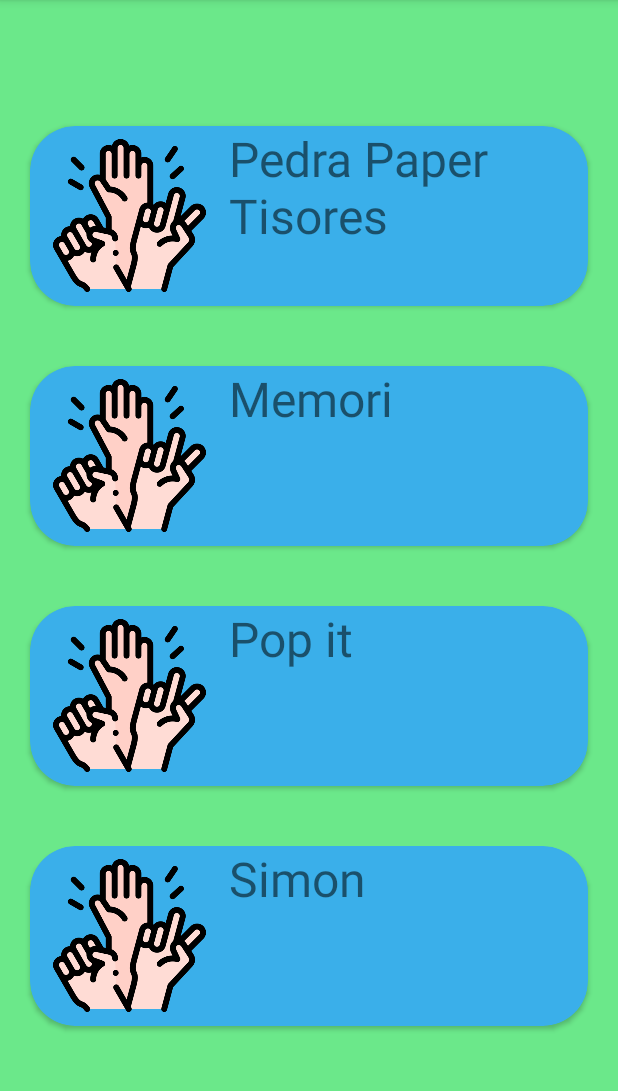
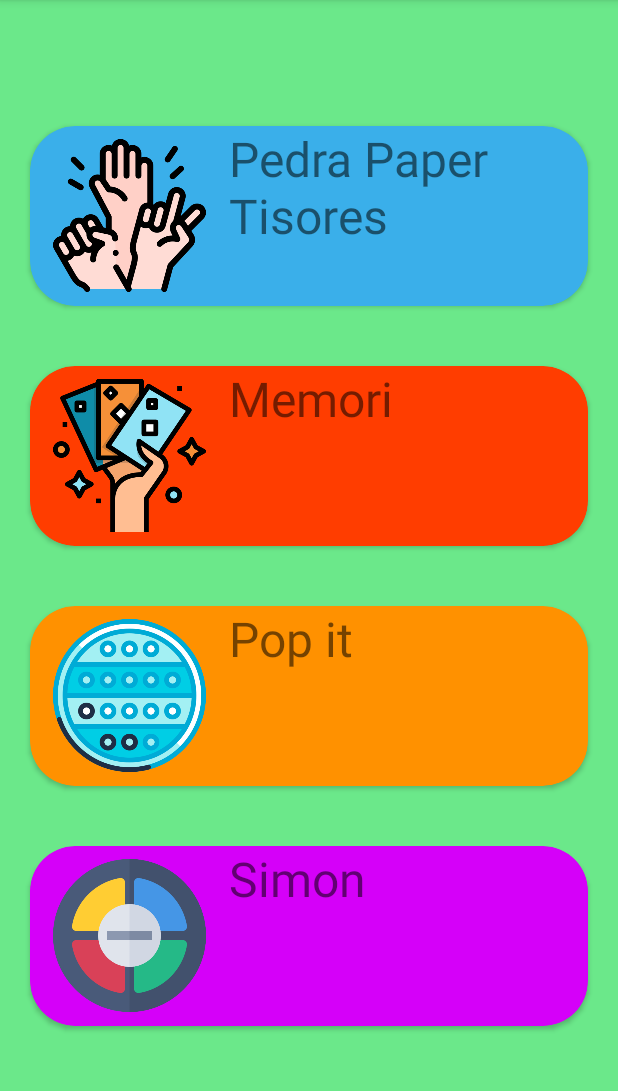
Before and after one commit to zombie23991/MiniMochis, an Android app: the fragment Jocs shown on its own in the app's theme, on a phone screen of 412 x 824 dp, the part 84-1175 px from its top. Run offline under Robolectric (Android 15) with nearby library versions, the phone set to English and light mode, and no system bars.

Commit message:
popit en class joc be

```diff
--- a/app/src/main/java/com/example/minimochis/Jocs.java
+++ b/app/src/main/java/com/example/minimochis/Jocs.java
@@ -44,13 +44,13 @@ public class Jocs extends Fragment {
             }
         });
 
-        /*joc3.setOnClickListener(new View.OnClickListener() {
+        joc3.setOnClickListener(new View.OnClickListener() {
             @Override
             public void onClick(View view) {
-                Intent intent = new Intent(getActivity(), Joc_PedraPaperTisora.class);
+                Intent intent = new Intent(getActivity(), popit.class);
                 startActivity(intent);
             }
-        });*/
+        });
 
         /*joc4.setOnClickListener(new View.OnClickListener() {
             @Override
--- a/app/src/main/res/layout/jocs_layout.xml
+++ b/app/src/main/res/layout/jocs_layout.xml
@@ -43,7 +43,7 @@
         android:layout_width="match_parent"
         android:layout_height="120dp"
         android:layout_margin="20dp"
-        android:backgroundTint="@color/blau_suau"
+        android:backgroundTint="#FF3D00"
         android:padding="200dp"
         app:cardCornerRadius="30dp">
 
@@ -57,7 +57,7 @@
                 android:layout_height="103dp"
                 android:layout_gravity="center"
                 android:layout_margin="15dp"
-                android:src="@drawable/piedrapapeltijeras" />
+                android:src="@drawable/cartas" />
 
             <TextView
                 android:id="@+id/textView2"
@@ -75,7 +75,7 @@
         android:layout_width="match_parent"
         android:layout_height="120dp"
         android:layout_margin="20dp"
-        android:backgroundTint="@color/blau_suau"
+        android:backgroundTint="#FF9100"
         android:padding="200dp"
         app:cardCornerRadius="30dp">
 
@@ -89,7 +89,7 @@
                 android:layout_height="103dp"
                 android:layout_gravity="center"
                 android:layout_margin="15dp"
-                android:src="@drawable/piedrapapeltijeras" />
+                android:src="@drawable/popit" />
 
             <TextView
                 android:id="@+id/textView3"
@@ -106,7 +106,7 @@
         android:layout_width="match_parent"
         android:layout_height="120dp"
         android:layout_margin="20dp"
-        android:backgroundTint="@color/blau_suau"
+        android:backgroundTint="#D500F9"
         android:padding="200dp"
         app:cardCornerRadius="30dp">
 
@@ -120,7 +120,7 @@
                 android:layout_height="103dp"
                 android:layout_gravity="center"
                 android:layout_margin="15dp"
-                android:src="@drawable/piedrapapeltijeras" />
+                android:src="@drawable/juego" />
 
             <TextView
                 android:id="@+id/textView4"
```
Also changed, not shown: app/src/main/res/drawable-mdpi/cartas.png (added), app/src/main/res/drawable-mdpi/juego.png (added), app/src/main/res/drawable-mdpi/popit.png (added).
